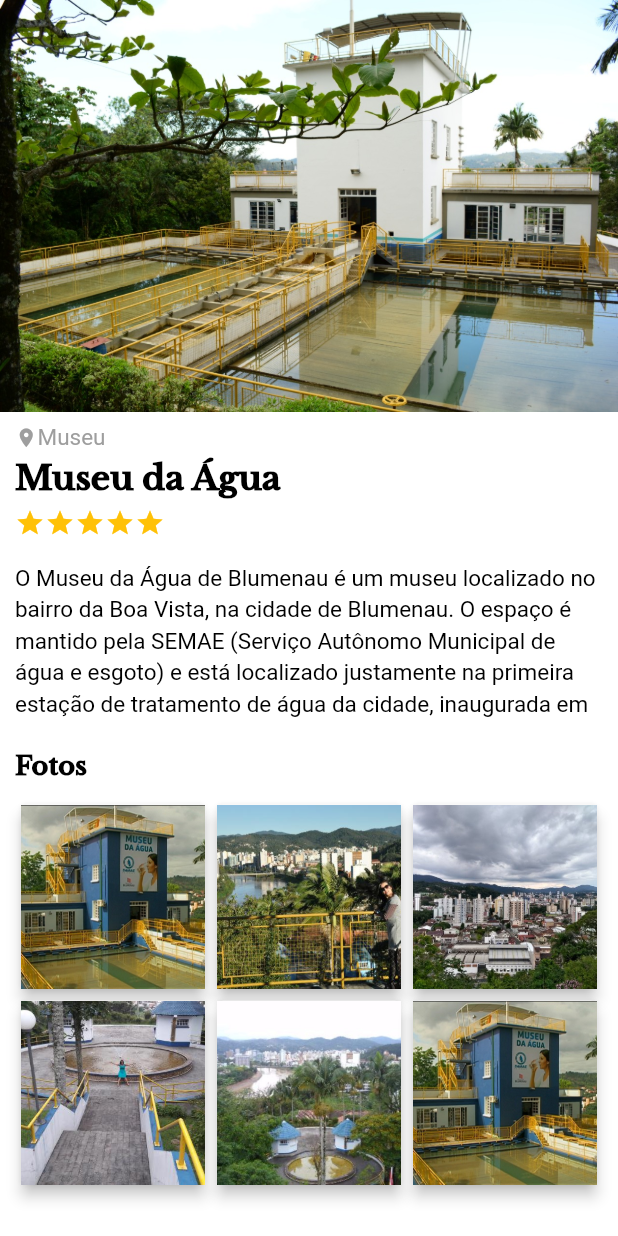
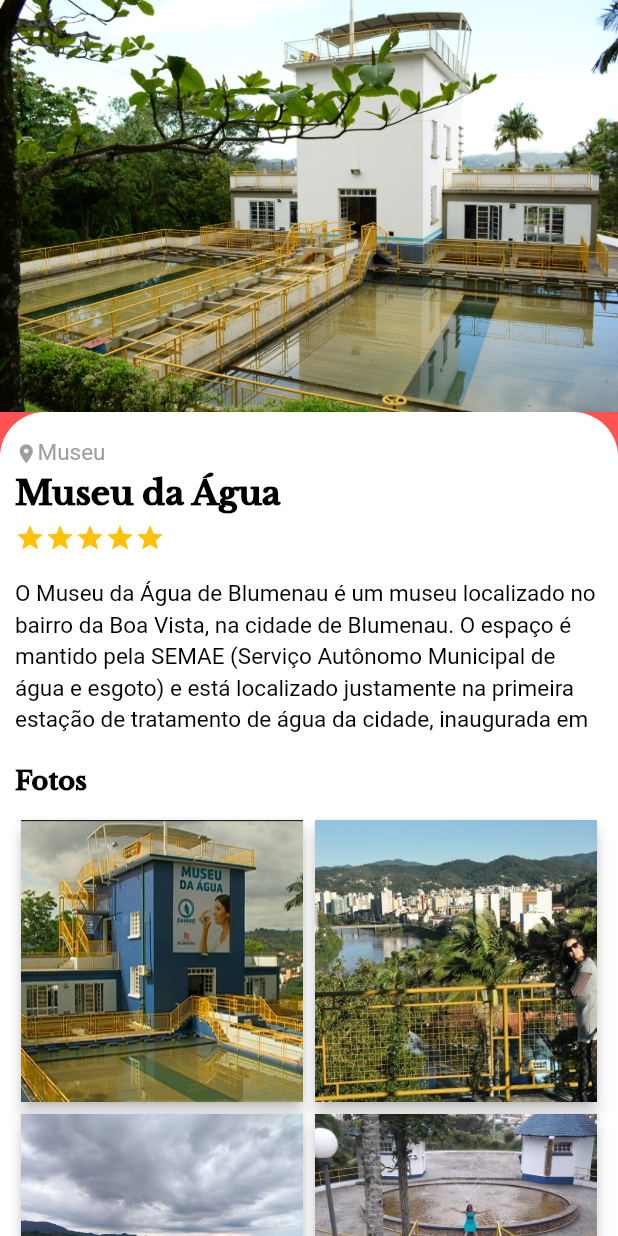
Before and after one commit to ykarimmendes/travel_app, a Flutter app: the screen it shows after launch, on a phone screen of 412 x 824 dp. Run offline on Flutter 3.47's test engine with Material 2 defaults, Android fonts, the phone set to English and light mode, and no system bars.

Commit message:
Novo layout de segunda tela

```diff
--- a/lib/top_attractions/main_attraction.dart
+++ b/lib/top_attractions/main_attraction.dart
@@ -10,19 +10,32 @@
 class _MainAttractionsState extends State<MainAttractions> {
   @override
   Widget build(BuildContext context) {
-    return Container(
-      color: Colors.white,
-      child: SingleChildScrollView(
-        child: Column(
-          crossAxisAlignment: CrossAxisAlignment.start,
-          mainAxisAlignment: MainAxisAlignment.start,
-          children: <Widget>[
-            Image.asset(
+    return Scaffold(
+      backgroundColor: Colors.redAccent,
+        body: CustomScrollView(
+          shrinkWrap: true,
+          slivers: <Widget>[
+      SliverAppBar(
+        backgroundColor: Colors.white,
+        //automaticallyImplyLeading: true,
+        //forceElevated: true,
+        //floating: false,
+        flexibleSpace:  Image.asset(
             "assets/museu_da_agua.jpeg",
             fit: BoxFit.cover,
           ),
-            Padding(
-              padding: const EdgeInsets.only(top: 10, left: 10, right: 10),
+        expandedHeight: MediaQuery.of(context).size.height / 3,
+      ),
+      SliverToBoxAdapter(
+        child: Container(
+          decoration: BoxDecoration(
+            borderRadius: BorderRadius.circular(30),
+            color: Colors.white
+          ),
+          width:  MediaQuery.of(context).size.width,
+
+          child: Padding(
+            padding: const EdgeInsets.only(top: 20, left: 10, right: 10),
             child: Column(
               crossAxisAlignment: CrossAxisAlignment.start,
               mainAxisAlignment: MainAxisAlignment.start,
@@ -35,26 +48,23 @@
                 PhotosLocation(),
               ],
             ),
-            )
-          ],
           ),
         ),
-    );
+      ),
+    ],),);
   }
 }
 
 class PhotosLocation extends StatelessWidget {
-
   @override
   Widget build(BuildContext context) {
-    return Container(
-      height:  MediaQuery.of(context).size.height/2,
-      child: GridView.builder(
+    return GridView.builder(
+      shrinkWrap: true,
       padding: EdgeInsets.only(top: 12),
       physics: NeverScrollableScrollPhysics(),
-        itemCount: 6,
+      itemCount: 7,
       gridDelegate:
-            SliverGridDelegateWithFixedCrossAxisCount(crossAxisCount: 3),
+          SliverGridDelegateWithFixedCrossAxisCount(crossAxisCount: 2),
       itemBuilder: (context, index) {
         return Card(
           elevation: 4,
@@ -64,13 +74,11 @@
           ),
         );
       },
-      ),
     );
   }
 }
 
 class PhotosTextLocation extends StatelessWidget {
-
   @override
   Widget build(BuildContext context) {
     return Padding(
@@ -88,17 +96,14 @@
 class DescriptionLocation extends StatelessWidget {
   @override
   Widget build(BuildContext context) {
-    return Padding(
+    return Container(
+      width: MediaQuery.of(context).size.width,
       padding: const EdgeInsets.only(top: 15.0),
-      child: Column(
-        children: <Widget>[
-          CText(
+      child: CText(
         text:
             "O Museu da Água de Blumenau é um museu localizado no bairro da Boa Vista, na cidade de Blumenau. O espaço é mantido pela SEMAE (Serviço Autônomo Municipal de água e esgoto) e está localizado justamente na primeira estação de tratamento de água da cidade, inaugurada em 1940 e transformada em local de visitação em 1999.[1] No local, o visitante pode conhecer os processos de coleta e purificação da água, além de ter acesso a um acervo com peças, equipamentos e documentos que recontam um pouco da história do abastecimento de água na cidade.[2] No Réveillon, o local também é usado como ponto para a queima de fogos na cidade.[3]",
         height: 1.4,
         maxLines: 5,
-          )
-        ],
       ),
     );
   }
```
Also changed, not shown: lib/top_attractions/main_attraction_with_border.dart (+217 -0 lines). Lines whose indentation alone changed are shown as unchanged.
